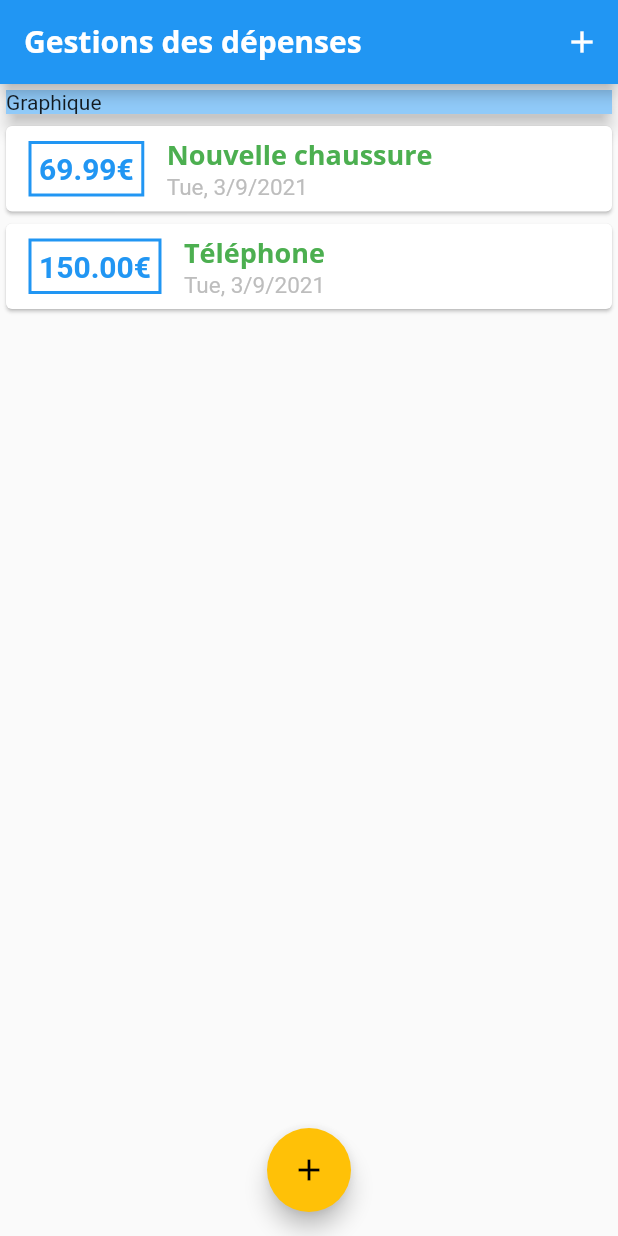
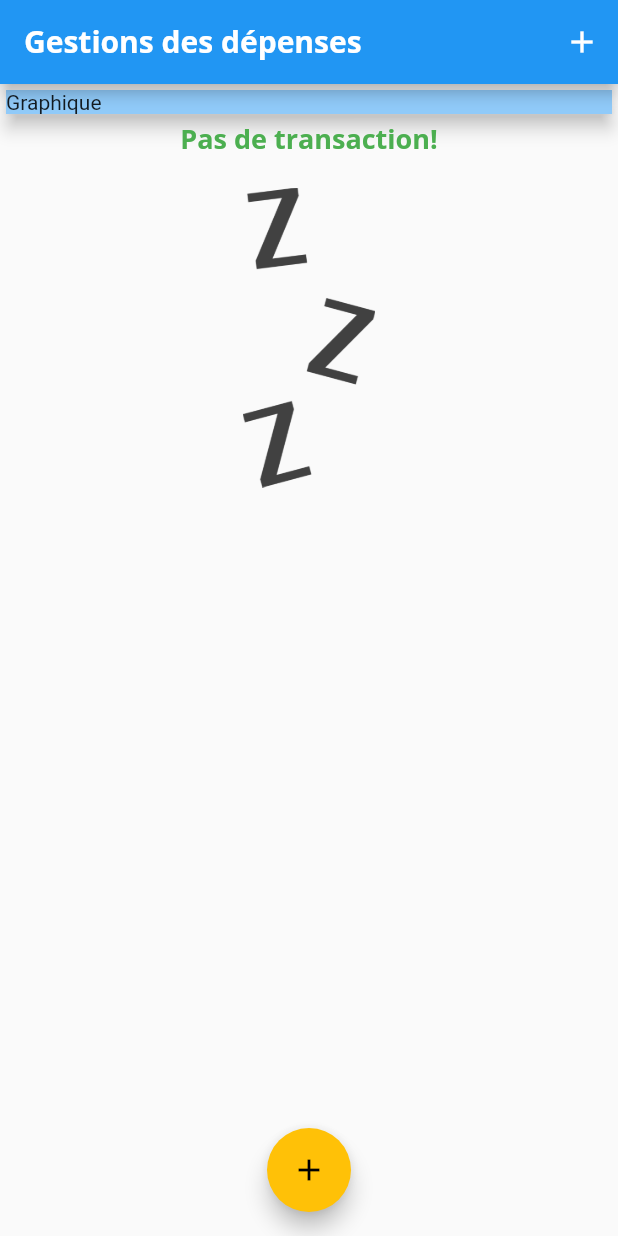
Before and after one commit to Web82-Thom/depense_controller_app, a Flutter app: the screen it shows after launch, on a phone screen of 412 x 824 dp. Run offline on Flutter 3.47's test engine with Material 2 defaults, Android fonts, the phone set to English and light mode, and no system bars.

Commit message:
comment listTransaction for display image

```diff
--- a/lib/main.dart
+++ b/lib/main.dart
@@ -61,19 +61,20 @@ class MyHomePage extends StatefulWidget {
 }
 
 class _MyHomePageState extends State<MyHomePage> {
+  //LIST DES TRANSACTIONS
   final List<Transaction> _userTransactions = [
-      Transaction(
-        id: 'T1',
-        title: 'Nouvelle chaussure',
-        amount: 69.99,
-        date: DateTime.now(),
-      ),
-      Transaction(
-        id: 'T2',
-        title: 'Téléphone',
-        amount: 150,
-        date: DateTime.now(),
-      ),
+      // Transaction(
+      //   id: 'T1',
+      //   title: 'Nouvelle chaussure',
+      //   amount: 69.99,
+      //   date: DateTime.now(),
+      // ),
+      // Transaction(
+      //   id: 'T2',
+      //   title: 'Téléphone',
+      //   amount: 150,
+      //   date: DateTime.now(),
+      // ),
   ];
 
   //Methode pour ajouter une transaction et pointer sur les values txTitle et txAmount
```
